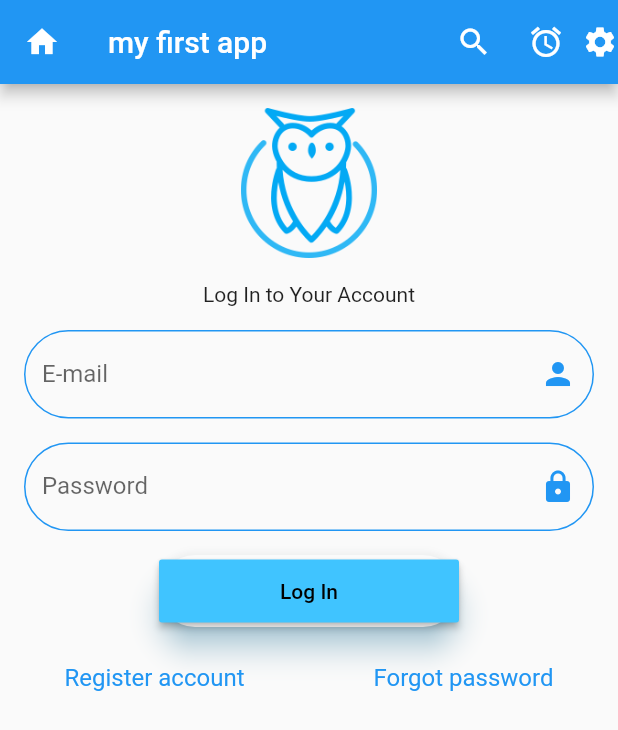
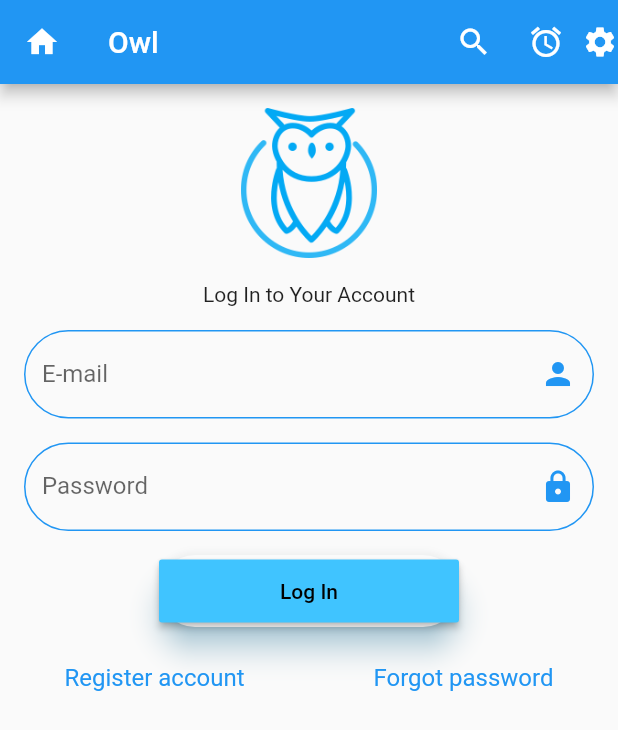
Before and after one commit to intan318/flutterproject, a Flutter app: the screen it shows after launch, on a phone screen of 412 x 824 dp. Shown: the top 730 px of the screen. Run offline on Flutter 3.47's test engine with Material 2 defaults, Android fonts, the phone set to English and light mode, and no system bars; our stand-ins replace toast; missing offline and left inert: flare_splash_screen.

Commit message:
changed title

```diff
--- a/lib/main.dart
+++ b/lib/main.dart
@@ -26,7 +26,7 @@ class _MyHomePageState extends State<MyHomePage> {
   Widget build(BuildContext context) {
     //Scaffold itu sama kyk activity di AS
     return Scaffold(
-      appBar: AppBar(title: Text('my first app'),
+      appBar: AppBar(title: Text('Owl'),
       leading: Icon(Icons.home),
       actions: <Widget>[
         IconButton(icon: Icon(Icons.search),
```
